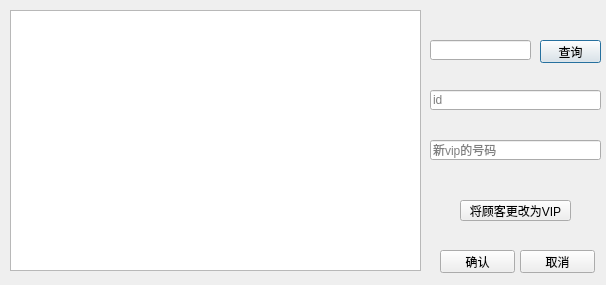
st2eam/-Rookie-mutual-carry, file Hotel_management_System/dialog_addvip.ui: the form before one commit.
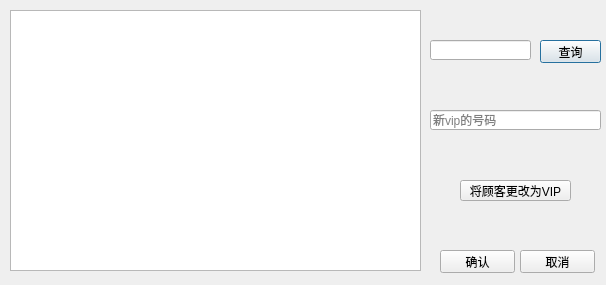
The form after the commit.

The edit to the form file:
```diff
--- a/Hotel_management_System/dialog_addvip.ui
+++ b/Hotel_management_System/dialog_addvip.ui
@@ -23,19 +23,6 @@
     </rect>
    </property>
   </widget>
-  <widget class="QLineEdit" name="lineEdit">
-   <property name="geometry">
-    <rect>
-     <x>430</x>
-     <y>90</y>
-     <width>171</width>
-     <height>20</height>
-    </rect>
-   </property>
-   <property name="placeholderText">
-    <string>id</string>
-   </property>
-  </widget>
   <widget class="QPushButton" name="pushButton">
    <property name="geometry">
     <rect>
@@ -53,7 +40,7 @@
    <property name="geometry">
     <rect>
      <x>460</x>
-     <y>200</y>
+     <y>180</y>
      <width>111</width>
      <height>21</height>
     </rect>
@@ -79,7 +66,7 @@
    <property name="geometry">
     <rect>
      <x>430</x>
-     <y>140</y>
+     <y>110</y>
      <width>171</width>
      <height>20</height>
     </rect>
```
